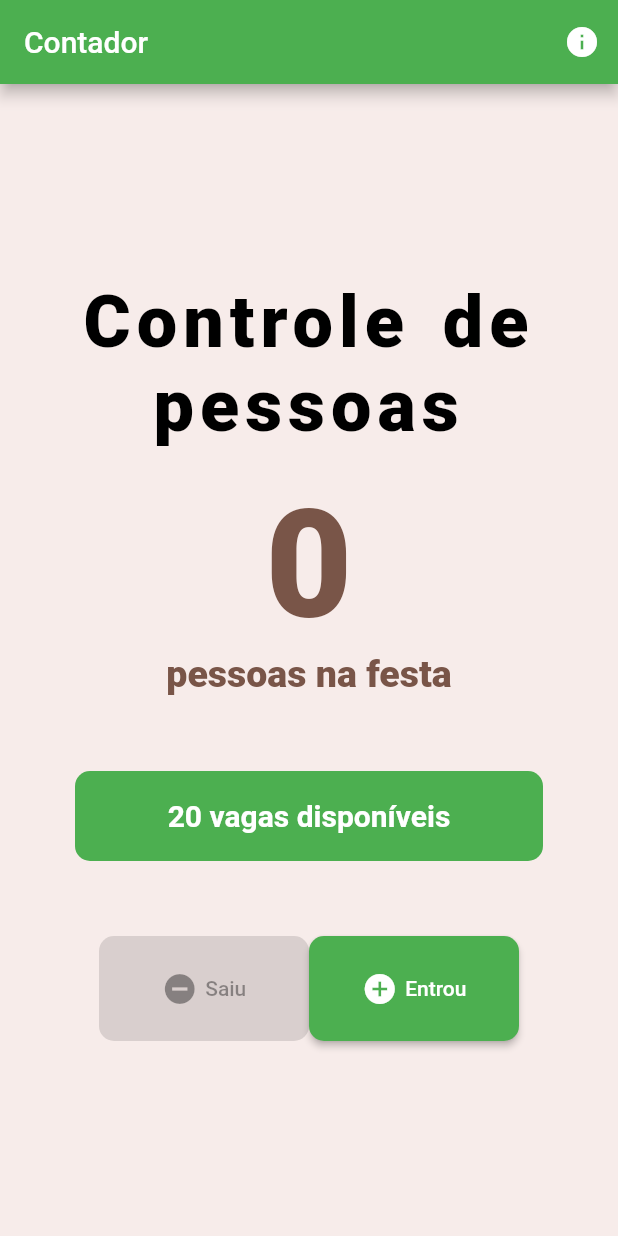
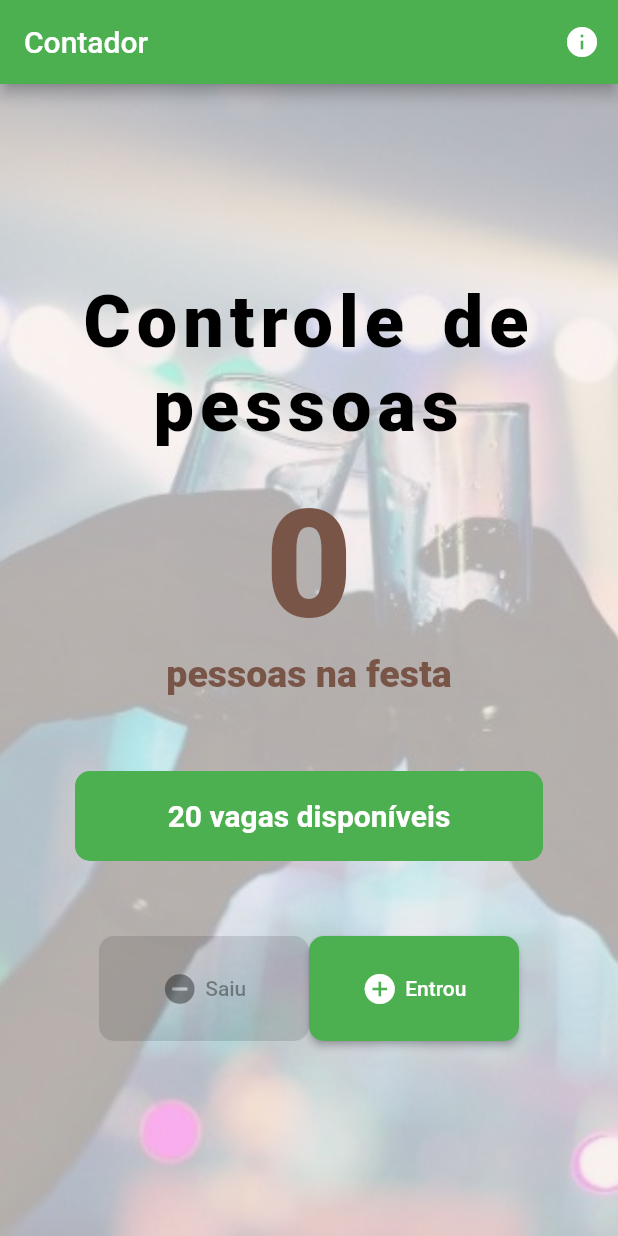
Before and after one commit to HomeroKemmerich/counter-app, a Flutter app: the screen it shows after launch, on a phone screen of 412 x 824 dp. Run offline on Flutter 3.47's test engine with Material 2 defaults, Android fonts, the phone set to English and light mode, and no system bars.

```diff
--- a/lib/pages/HomePage/home_page.dart
+++ b/lib/pages/HomePage/home_page.dart
@@ -51,6 +51,13 @@ class _HomePageState extends State<HomePage> {
       ),
       backgroundColor: const Color(0xFFF7ECEA),
       body: Container(
+        decoration: const BoxDecoration(
+          image: DecorationImage(
+              image: AssetImage('assets/images/background_app.jpg'),
+            fit: BoxFit.cover,
+            opacity: 0.3
+          )
+        ),
         width: double.infinity,
         child: Column(
           mainAxisAlignment: MainAxisAlignment.center,
--- a/pubspec.yaml
+++ b/pubspec.yaml
@@ -59,8 +59,8 @@ flutter:
   uses-material-design: true
 
   # To add assets to your application, add an assets section, like this:
-   assets:
-     - assets/images/
+  assets:
+   - assets/images/
   #   - images/a_dot_ham.jpeg
 
   # An image asset can refer to one or more resolution-specific "variants", see
```
